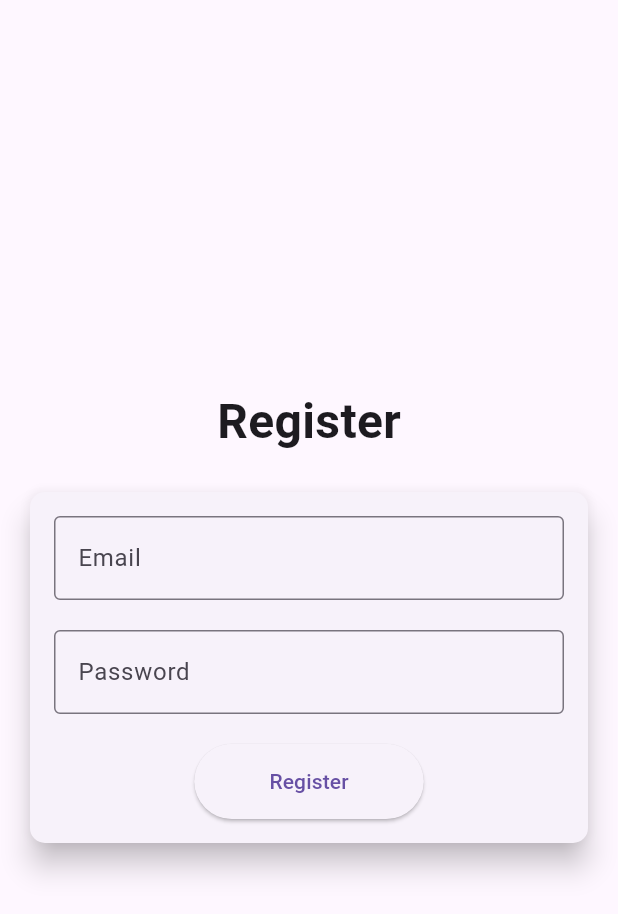
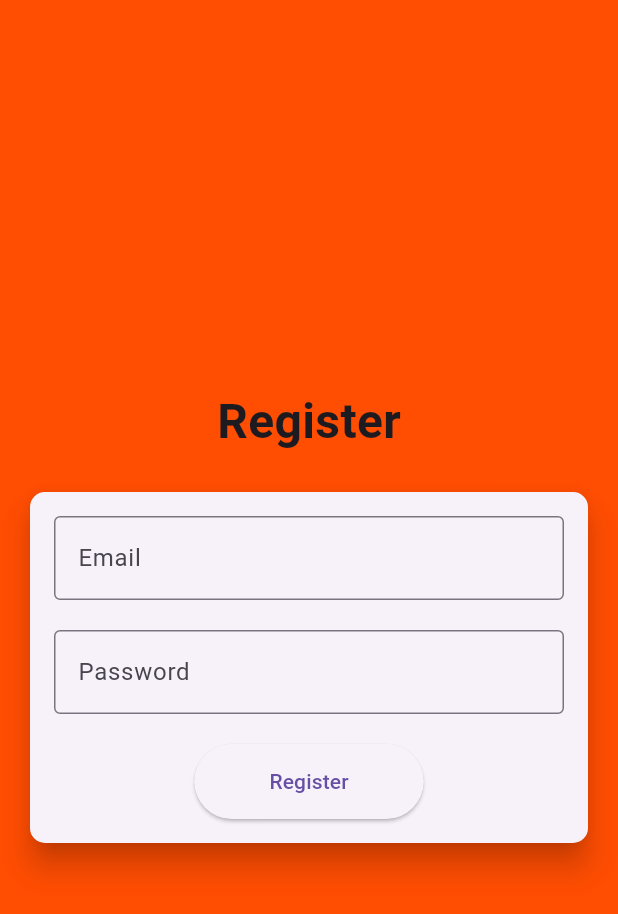
Before and after one commit to hilmanmutaqin/Flutter-Build-UI---MIKTI, a Flutter app: the screen it shows after launch, after a tap on "Create an account", on a phone screen of 412 x 824 dp. Shown: the top 914 px of the screen. Run offline on Flutter 3.47's test engine with Material 3 defaults, Android fonts, the phone set to English and light mode, and no system bars.

Commit message:
fix - login & regist

```diff
--- a/lib/auth/login_screen.dart
+++ b/lib/auth/login_screen.dart
@@ -1,4 +1,5 @@
 import 'package:flutter/material.dart';
+import 'package:latihan_flutter/colors/colors.dart';
 import 'register_screen.dart';
 
 class LoginScreen extends StatefulWidget {
@@ -36,6 +37,7 @@ class _LoginScreenState extends State<LoginScreen> {
   @override
   Widget build(BuildContext context) {
     return Scaffold(
+      backgroundColor: navigation,
       body: Center(
         child: SingleChildScrollView(
           padding: const EdgeInsets.all(16.0),
--- a/lib/auth/register_screen.dart
+++ b/lib/auth/register_screen.dart
@@ -1,4 +1,5 @@
 import 'package:flutter/material.dart';
+import 'package:latihan_flutter/colors/colors.dart';
 
 class RegisterScreen extends StatefulWidget {
   const RegisterScreen({Key? key}) : super(key: key);
@@ -29,6 +30,7 @@ class _RegisterScreenState extends State<RegisterScreen> {
   @override
   Widget build(BuildContext context) {
     return Scaffold(
+      backgroundColor: navigation,
       body: Center(
         child: SingleChildScrollView(
           padding: const EdgeInsets.all(16.0),
```
Also changed, not shown: pubspec.lock.
